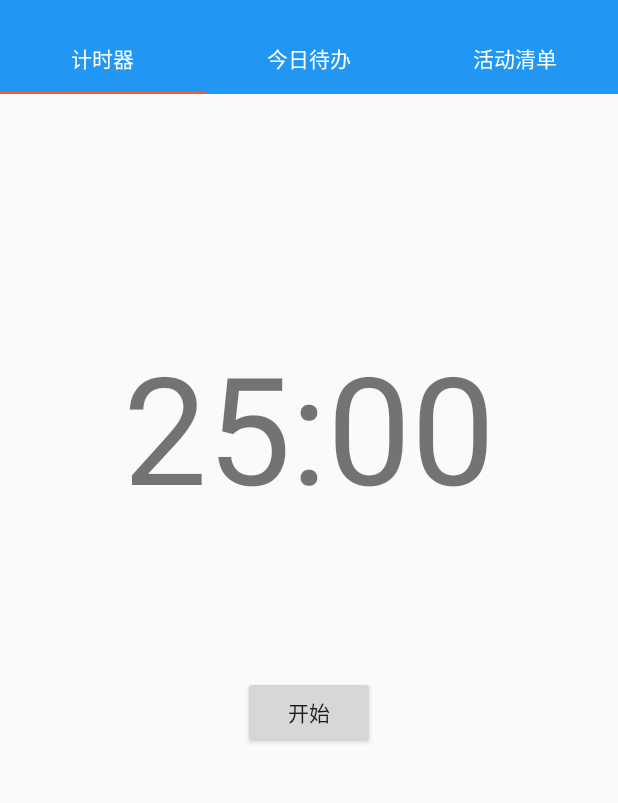
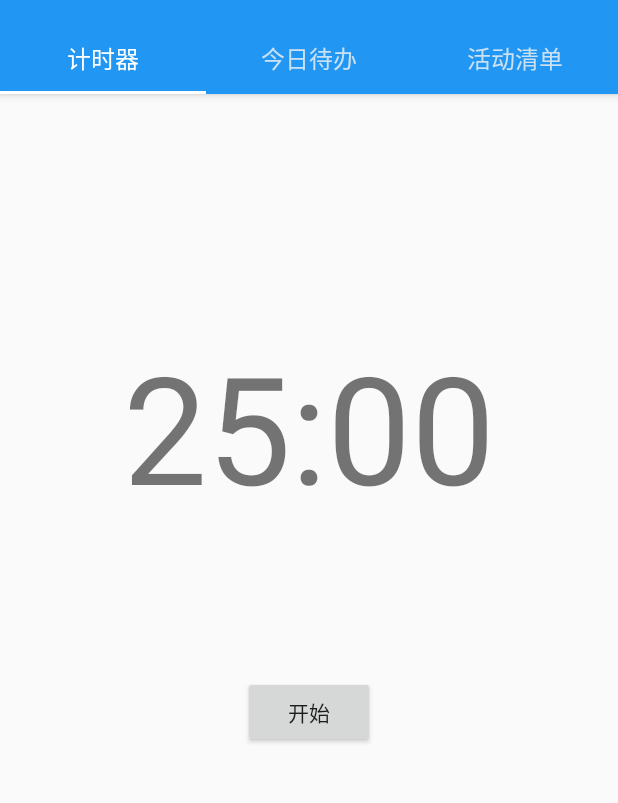
Before and after one commit to Guaidaodl/Pomodoro-Timer, an Android app: the screen it shows after launch (MainActivity), on a phone screen of 412 x 824 dp, the part 62-865 px from its top. Run offline under Robolectric (Android 15) with nearby library versions, the phone set to English and light mode, and no system bars; our stand-ins replace ButterKnife; libraries missing offline, so code that uses them is left out: com.squareup.leakcanary, rx.android.schedulers; 2 statements that could not run were skipped.

Commit message:
MOD: 改进UI

```diff
--- a/app/src/main/java/guaidaodl/github/io/pomodorotimer/service/PomodoroService.java
+++ b/app/src/main/java/guaidaodl/github/io/pomodorotimer/service/PomodoroService.java
@@ -23,6 +23,8 @@ import android.app.Service;
 import android.content.Context;
 import android.content.Intent;
 import android.content.ServiceConnection;
+import android.graphics.Bitmap;
+import android.graphics.drawable.BitmapDrawable;
 import android.media.MediaPlayer;
 import android.os.Binder;
 import android.os.IBinder;
@@ -84,7 +86,7 @@ public class PomodoroService extends Service {
                         new Intent(getApplicationContext(), MainActivity.class),
                         PendingIntent.FLAG_UPDATE_CURRENT);
 
-        Notification notification = notificationBuilder.setSmallIcon(R.mipmap.ic_launcher)
+        Notification notification = notificationBuilder.setSmallIcon(R.drawable.ic_nofication)
                                                        .setTicker("Test Notification")
                                                        .setContentIntent(pi)
                                                        .build();
--- /dev/null
+++ b/app/src/main/res/drawable/ic_nofication.xml
@@ -0,0 +1,9 @@
+<vector xmlns:android="http://schemas.android.com/apk/res/android"
+        android:width="24dp"
+        android:height="24dp"
+        android:viewportWidth="24.0"
+        android:viewportHeight="24.0">
+    <path
+        android:fillColor="#FF000000"
+        android:pathData="M11.99,2C6.47,2 2,6.48 2,12s4.47,10 9.99,10C17.52,22 22,17.52 22,12S17.52,2 11.99,2zM12,20c-4.42,0 -8,-3.58 -8,-8s3.58,-8 8,-8 8,3.58 8,8 -3.58,8 -8,8zM12.5,7H11v6l5.25,3.15 0.75,-1.23 -4.5,-2.67z"/>
+</vector>
--- a/app/src/main/res/layout/activity_main.xml
+++ b/app/src/main/res/layout/activity_main.xml
@@ -28,7 +28,6 @@
     <android.support.design.widget.AppBarLayout
         android:layout_width="match_parent"
         android:layout_height="wrap_content"
-        app:elevation="0dp"
         android:theme="@style/AppTheme.AppBarOverlay">
 
         <android.support.v7.widget.Toolbar
@@ -38,6 +37,17 @@
             android:background="?attr/colorPrimary"
             app:popupTheme="@style/AppTheme.PopupOverlay"/>
 
+        <android.support.design.widget.TabLayout
+            android:id="@+id/main.tab"
+            android:background="@color/primaryColor"
+            app:tabTextAppearance="@style/MainTabTextSize"
+            app:tabTextColor="@color/secondaryTextColor"
+            app:tabSelectedTextColor="@color/primaryTextColor"
+            app:tabIndicatorColor="@color/iconAndTextColor"
+            android:layout_width="match_parent"
+            android:layout_height="wrap_content"
+            android:layout_gravity="top" />
+
     </android.support.design.widget.AppBarLayout>
 
     <include layout="@layout/content_main"/>
--- a/app/src/main/res/layout/content_main.xml
+++ b/app/src/main/res/layout/content_main.xml
@@ -27,12 +27,4 @@
     tools:context="guaidaodl.github.io.pomodorotimer.ui.main.MainActivity"
     tools:showIn="@layout/activity_main">
 
-    <android.support.design.widget.TabLayout
-        android:id="@+id/main.tab"
-        android:background="@color/colorPrimary"
-        app:tabTextColor="@color/colorIconAndText"
-        android:layout_width="match_parent"
-        android:layout_height="wrap_content"
-        android:layout_gravity="top" />
-
 </android.support.v4.view.ViewPager>
--- a/app/src/main/res/values/colors.xml
+++ b/app/src/main/res/values/colors.xml
@@ -17,12 +17,14 @@
   -->
 
 <resources>
-    <color name="colorPrimary">#2196F3</color>
-    <color name="colorPrimaryDark">#1976D2</color>
-    <color name="colorPrimarylight">#BBDEFB</color>
-    <color name="colorAccent">#FF5722</color>
-    <color name="colorPrimaryText">#212121</color>
-    <color name="colorSecondaryText">#757575</color>
-    <color name="colorIconAndText">#FFFFFF</color>
+
+    <color name="primaryColor">#2196F3</color>
+    <color name="primaryDarkColor">#1976D2</color>
+    <color name="primaryColorLight">#BBDEFB</color>
+    <color name="accentColor">#FF5722</color>
+    <color name="primaryTextColor">#FFFFFF</color>
+    <color name="secondaryTextColor">#CAE1F4</color>
+    <color name="iconAndTextColor">#FFFFFF</color>
     <color name="divider">#BDBDBD</color>
+
 </resources>
--- a/app/src/main/res/values/styles.xml
+++ b/app/src/main/res/values/styles.xml
@@ -20,9 +20,9 @@
     <!-- Base application theme. -->
     <style name="AppTheme" parent="Theme.AppCompat.Light.DarkActionBar">
         <!-- Customize your theme here. -->
-        <item name="colorPrimary">@color/colorPrimary</item>
-        <item name="colorPrimaryDark">@color/colorPrimaryDark</item>
-        <item name="colorAccent">@color/colorAccent</item>
+        <item name="colorPrimary">@color/primaryColor</item>
+        <item name="colorPrimaryDark">@color/primaryDarkColor</item>
+        <item name="colorAccent">@color/accentColor</item>
     </style>
 
     <style name="AppTheme.NoActionBar">
@@ -34,4 +34,9 @@
 
     <style name="AppTheme.PopupOverlay" parent="ThemeOverlay.AppCompat.Light"/>
 
+    <style name="MainTabTextSize" parent="TextAppearance.Design.Tab">
+        <item name="android:textSize">16sp</item>
+        <item name="android:textColor">@color/primaryTextColor</item>
+        <item name="textAllCaps">true</item>
+    </style>
 </resources>
```
Also changed, not shown: app/src/main/res/mipmap-hdpi/ic_launcher.png (deleted), app/src/main/res/mipmap-mdpi/ic_launcher.png (deleted), app/src/main/res/mipmap-xhdpi/ic_launcher.png (deleted), app/src/main/res/mipmap-xxhdpi/ic_launcher.png, app/src/main/res/mipmap-xxxhdpi/ic_launcher.png, app/src/main/res/notification.png (added).
